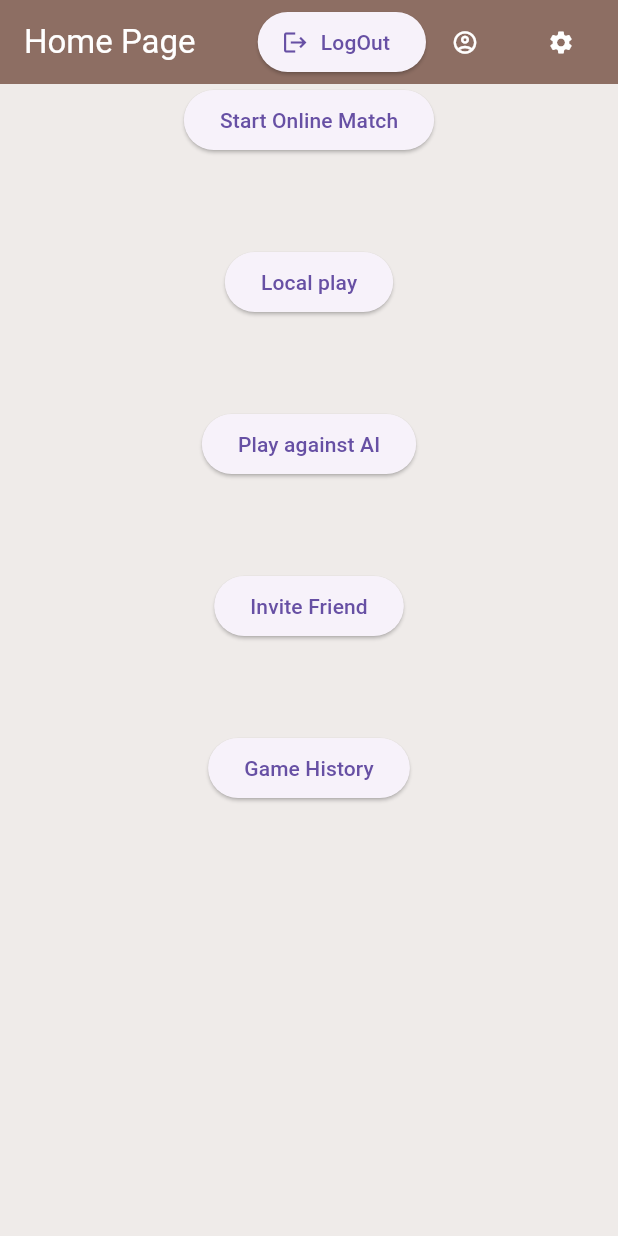
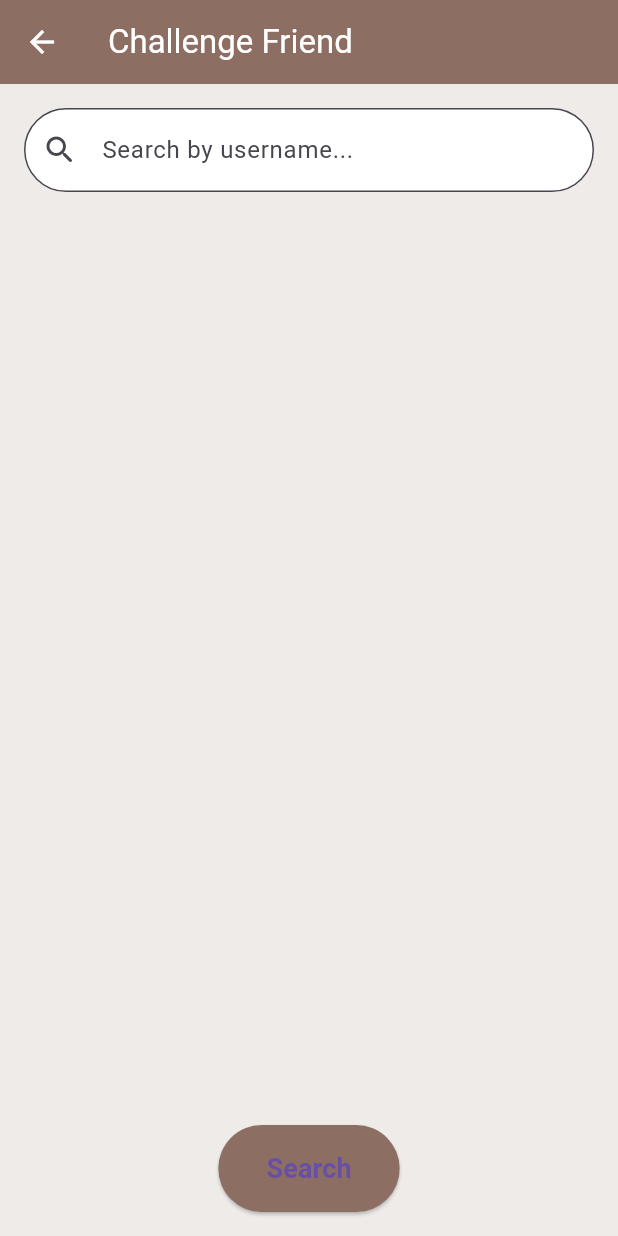
Before and after one commit to Ali-Makke/TicTacShift, a Flutter app: the screen it shows once a user with an empty profile is signed in, after a tap on "Invite Friend", on a phone screen of 412 x 824 dp. Run offline on Flutter 3.47's test engine with Material 3 defaults, Android fonts, the light colour scheme and no system bars; our stand-ins replace cloud_firestore, firebase_auth, firebase_core, flutter_spinkit; accounts and stored records are empty.

Commit message:
*added a new file to allow players to find and challenge friends(not functional yet) *added navigation to friend_invite page *in database file: added method to search for users *in account_page: username initial bug fix(username doesn't show on after registration, works fine after reloading) *task_board update

```diff
--- a/lib/pages/account_page.dart
+++ b/lib/pages/account_page.dart
@@ -13,7 +13,9 @@ class AccountPage extends StatefulWidget {
 class _AccountPageState extends State<AccountPage> {
   @override
   Widget build(BuildContext context) {
-    final userInfo = Provider.of<UserModel>(context);
+    final userInfo = Provider.of<UserModel?>(context);
+    String? username = userInfo!.email!.split("@")[0]; //temporary username
+    setState(() {});
     return Scaffold(
       appBar: AppBar(
         centerTitle: true,
@@ -29,7 +31,7 @@ class _AccountPageState extends State<AccountPage> {
                 const Icon(Icons.person, color: Colors.blueAccent),
                 const SizedBox(width: 8.0),
                 Text(
-                  "Username: ${userInfo.username}",
+                  "Username: ${userInfo.username ?? username}",
                   style: const TextStyle(
                       fontSize: 16,
                       fontWeight: FontWeight.w500,
--- /dev/null
+++ b/lib/pages/friend_invite.dart
@@ -0,0 +1,112 @@
+import 'package:flutter/material.dart';
+import 'package:tic_tac_shift/services/database.dart';
+
+class FriendInvite extends StatefulWidget {
+  const FriendInvite({super.key});
+
+  @override
+  State<FriendInvite> createState() => _FriendInviteState();
+}
+
+class _FriendInviteState extends State<FriendInvite> {
+  String name = "";
+  List<String>? data;
+
+  @override
+  Widget build(BuildContext context) {
+    return Scaffold(
+      backgroundColor: Colors.brown[50],
+      appBar: AppBar(
+        backgroundColor: Colors.brown[400],
+        foregroundColor: Colors.white,
+        title: const Text("Challenge Friend"),
+      ),
+      body: Padding(
+        padding: const EdgeInsets.all(16.0),
+        child: Column(
+          children: [
+            TextField(
+              decoration: InputDecoration(
+                prefixIcon: const Icon(Icons.search_rounded),
+                hintText: "Search by username...",
+                border: OutlineInputBorder(
+                  borderRadius: BorderRadius.circular(30.0),
+                  borderSide: BorderSide(color: Colors.brown.shade300),
+                ),
+                filled: true,
+                fillColor: Colors.white,
+              ),
+              onChanged: (input) {
+                setState(() {
+                  name = input;
+                });
+              },
+            ),
+            const SizedBox(height: 16),
+            Expanded(
+              child: ListView.builder(
+                scrollDirection: Axis.horizontal,
+                itemCount: data?.length ?? 0,
+                itemBuilder: (context, index) {
+                  return Container(
+                    width: 200,
+                    margin: const EdgeInsets.only(right: 10),
+                    child: Card(
+                      elevation: 4,
+                      shape: RoundedRectangleBorder(
+                        borderRadius: BorderRadius.circular(12),
+                      ),
+                      child: ListTile(
+                        title: Text(
+                          data?[index] ?? "Empty...",
+                          maxLines: 1,
+                          overflow: TextOverflow.ellipsis,
+                          style: const TextStyle(
+                            color: Colors.black54,
+                            fontSize: 16,
+                            fontWeight: FontWeight.bold,
+                          ),
+                        ),
+                        subtitle: const Text("Status"),
+                        leading: const CircleAvatar(
+                          backgroundImage: NetworkImage(
+                            "https://plus.unsplash.com/premium_vector-1682269287900-d96e9a6c188b?q=80&w=1800&auto=format&fit=crop&ixlib=rb-4.0.3&ixid=M3wxMjA3fDB8MHxwaG90by1wYWdlfHx8fGVufDB8fHx8fA%3D%3D",
+                          ),
+                        ),
+                      ),
+                    ),
+                  );
+                },
+              ),
+            ),
+            const SizedBox(height: 16),
+            ElevatedButton(
+              onPressed: () async {
+                List<String>? result = await DatabaseService()
+                    .searchForUser(name.trim().toLowerCase());
+                setState(() {
+                  data = result;
+                });
+              },
+              style: ElevatedButton.styleFrom(
+                padding:
+                    const EdgeInsets.symmetric(vertical: 16, horizontal: 32),
+                shape: RoundedRectangleBorder(
+                  borderRadius: BorderRadius.circular(30.0),
+                ),
+                backgroundColor: Colors.brown[400],
+              ),
+              child: const Text(
+                "Search",
+                style: TextStyle(
+                  fontSize: 18,
+                  fontWeight: FontWeight.bold,
+                ),
+              ),
+            ),
+          ],
+        ),
+      ),
+    );
+  }
+}
--- a/lib/pages/home_page.dart
+++ b/lib/pages/home_page.dart
@@ -1,6 +1,7 @@
 import 'package:flutter/material.dart';
 import 'package:provider/provider.dart';
 import 'package:tic_tac_shift/models/user_model.dart';
+import 'package:tic_tac_shift/pages/friend_invite.dart';
 import 'package:tic_tac_shift/pages/local_game.dart';
 import 'package:tic_tac_shift/pages/online_game.dart';
 import 'package:tic_tac_shift/pages/settings_page.dart';
@@ -69,7 +70,13 @@ class HomePage extends StatelessWidget {
           ElevatedButton(
               onPressed: () {}, child: const Text("Play against AI")),
           const SizedBox(height: 60),
-          ElevatedButton(onPressed: () {}, child: const Text("Invite Friend")),
+          ElevatedButton(
+              onPressed: () {
+                Navigator.of(context).push(MaterialPageRoute(
+                  builder: (context) => FriendInvite(),
+                ));
+              },
+              child: const Text("Invite Friend")),
           const SizedBox(height: 60),
           //change this to listview with the last 10 games
           ElevatedButton(onPressed: () {}, child: const Text("Game History")),
--- a/lib/services/auth_service.dart
+++ b/lib/services/auth_service.dart
@@ -76,14 +76,12 @@ class AuthService {
       //creating new user with email and password
       UserCredential userInfo = await _auth.createUserWithEmailAndPassword(
           email: email, password: password);
-      //setting user username
+
       User? firebaseUser = userInfo.user;
       await firebaseUser!.updateProfile(displayName: username);
       await firebaseUser.reload();
-      firebaseUser = _auth.currentUser;
-
       //adding user to database
-      await DatabaseService(uid: firebaseUser!.uid)
+      await DatabaseService(uid: firebaseUser.uid)
           .updateUserData(username, email);
 
       return _userFromFirebaseToUserModel(firebaseUser);
--- a/lib/services/database.dart
+++ b/lib/services/database.dart
@@ -28,6 +28,23 @@ class DatabaseService {
       return true;
     }
     return false;
+  }
+
+  Future searchForUser(String username) async {
+    List<String> usernames = [];
+    try {
+      QuerySnapshot result = await usersCollection
+          .limit(10)
+          .orderBy('username')
+          .startAt([username]).endAt(['$username\uf8ff']).get();
+      for (var docSnapshot in result.docs) {
+        var data = docSnapshot.data() as Map<String, dynamic>;
+        usernames.add(data['username']);
+      }
+    } catch (e) {
+      print(e.toString());
+    }
+    return usernames;
   }
 
   Future updateUserData(String username, String email) async {
```
Also changed, not shown: 2 other files.
